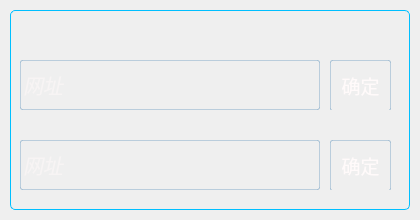
Qt form TIM/addresssetting.ui (Sunlx5522/TFW_PROJECT) before a commit.
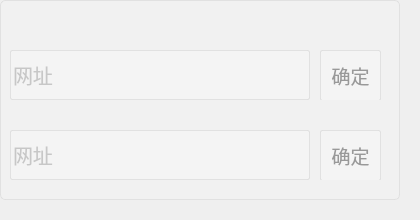
The same form after that commit. The open tabs and pages were chosen to show the change. Icons and pictures are not drawn.

Diff of the .ui file:
```diff
--- a/TIM/addresssetting.ui
+++ b/TIM/addresssetting.ui
@@ -28,8 +28,8 @@
   <widget class="QFrame" name="frame">
    <property name="geometry">
     <rect>
-     <x>10</x>
-     <y>10</y>
+     <x>0</x>
+     <y>0</y>
      <width>400</width>
      <height>200</height>
     </rect>
@@ -50,9 +50,10 @@
     <string notr="true">QFrame#frame{
 /*frame是整个widget里面的容器，用于放置控件 整体拖动*/
 /*背景图片*/
-background-image: url(:/new/prefix1/addressSettingBackgrond.png);
+background-color: rgba(255,255,255,30);
+/*background-image: url(:/new/prefix1/addressSettingBackgrond.png);*/
 /*边缘圆角半径设置*/
-border: 1px solid rgba(0,191,255, 255);
+border: 1px solid rgba(220,220,220, 200);
 border-radius:5px; 
 }</string>
    </property>
@@ -219,18 +220,18 @@
        <font>
         <family>Arial</family>
         <pointsize>15</pointsize>
-        <italic>true</italic>
+        <italic>false</italic>
        </font>
       </property>
       <property name="styleSheet">
        <string notr="true"> /*文本输入框 账号输入*/
 QLineEdit{
 /*非悬浮时颜色设置*/
-color:#FFFAFA;
+color:#999999;
 border-style:outset;/*设置边框*/
-background-color: rgba(255,255,255,0);
+background-color: rgba(255,255,255,50);
 border-radius:2px;/*边框圆角半径设置*/
-border: 1px solid rgba(70,130,180, 80)
+border: 1px solid rgba(220,220,220, 200);
 
 }
 QLineEdit::hover
@@ -286,11 +287,11 @@
        <string notr="true">/*登录按钮*/
 QPushButton{
 /*静置时设置*/
-color:#FFFAFA;/*字体颜色设置*/
-background-color:rgba(70,130,180, 0);/*背景颜色设置*/  
+color:#999999;/*字体颜色设置*/
+background-color:rgba(255,255,255, 50);/*背景颜色设置*/  
 border-style:outset;/*背景颜色设置*/
 border-radius:2px;/*边框圆角半径设置*/
-border: 1px solid rgba(70,130,180, 80)
+border: 1px solid rgba(220,220,220, 200);
 }
 
 QPushButton:hover{
@@ -468,18 +469,18 @@
        <font>
         <family>Arial</family>
         <pointsize>15</pointsize>
-        <italic>true</italic>
+        <italic>false</italic>
        </font>
       </property>
       <property name="styleSheet">
        <string notr="true"> /*文本输入框 账号输入*/
 QLineEdit{
 /*非悬浮时颜色设置*/
-color:#FFFAFA;
+color:#999999;
 border-style:outset;/*设置边框*/
-background-color: rgba(255,255,255,0);
+background-color: rgba(255,255,255,50);
 border-radius:2px;/*边框圆角半径设置*/
-border: 1px solid rgba(70,130,180, 80)
+border: 1px solid rgba(220,220,220, 200);
 
 }
 QLineEdit::hover
@@ -535,11 +536,11 @@
        <string notr="true">/*登录按钮*/
 QPushButton{
 /*静置时设置*/
-color:#FFFAFA;/*字体颜色设置*/
-background-color:rgba(70,130,180, 0);/*背景颜色设置*/  
+color:#999999;/*字体颜色设置*/
+background-color:rgba(255,255,255, 50);/*背景颜色设置*/  
 border-style:outset;/*背景颜色设置*/
 border-radius:2px;/*边框圆角半径设置*/
-border: 1px solid rgba(70,130,180, 80)
+border: 1px solid rgba(220,220,220, 200);
 }
 
 QPushButton:hover{
```
Left out of the diff: 24 changed lines with no effect on the pictures.
